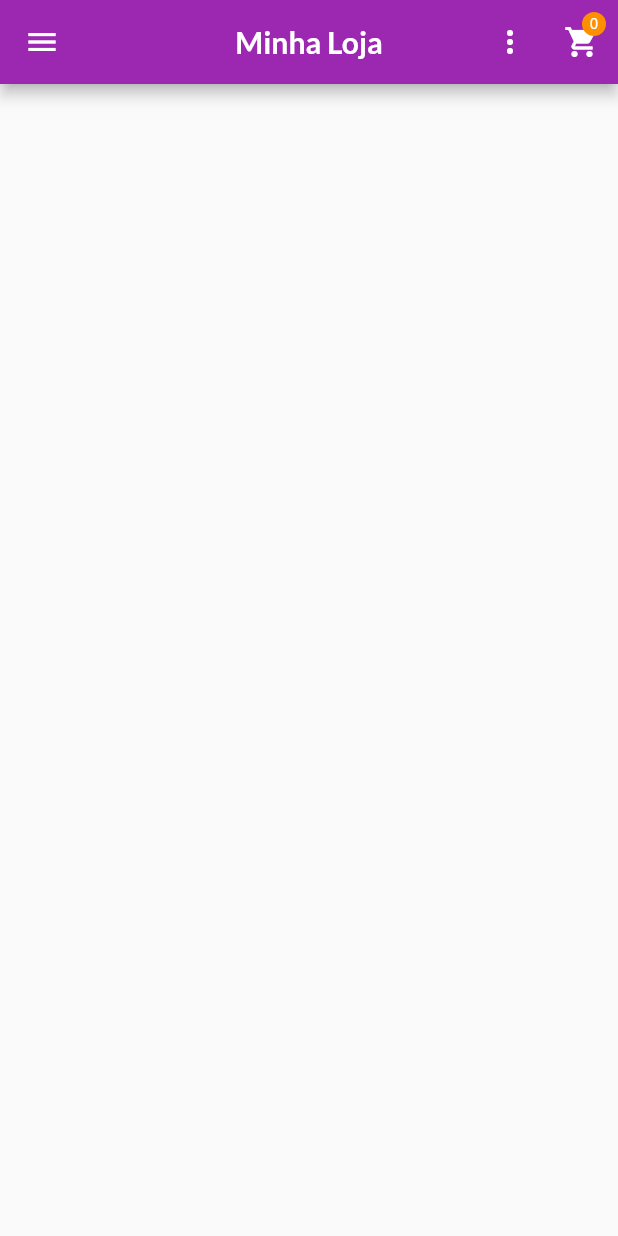
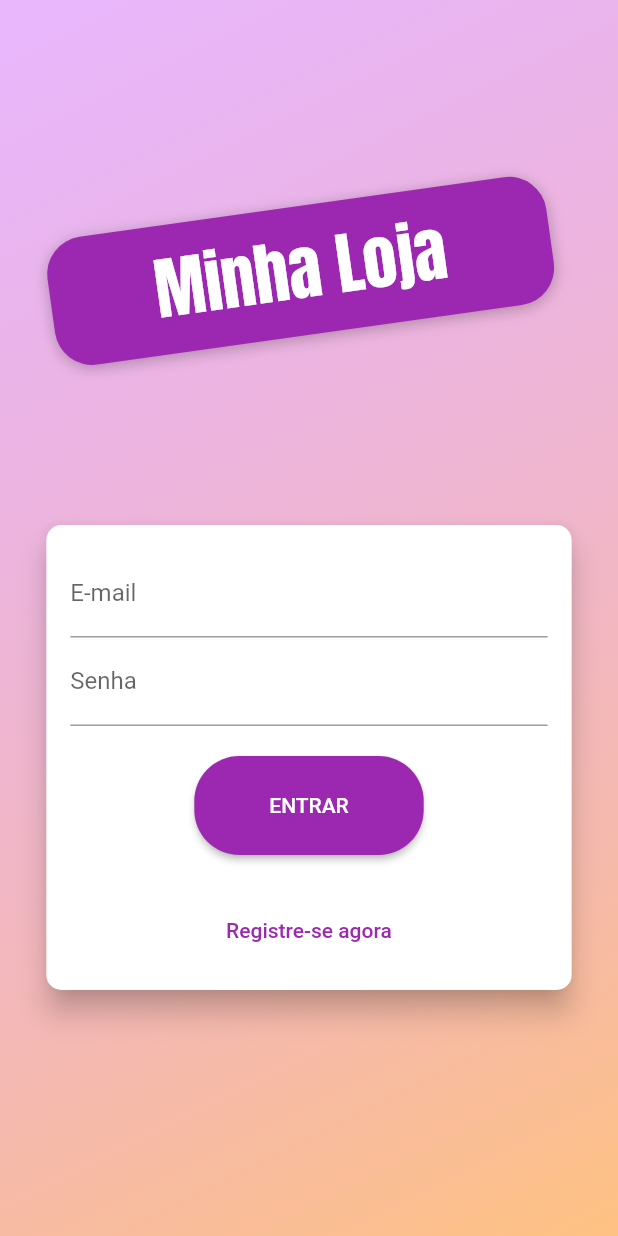
Before and after one commit to jfcbxp/flutter-shop-curso, a Flutter app: the screen it shows after launch, on a phone screen of 412 x 824 dp. Run offline on Flutter 3.47's test engine with Material 2 defaults, Android fonts, the phone set to English and light mode, and no system bars; our stand-ins replace flutter_dotenv.

Commit message:
adicionado tela de login

```diff
--- /dev/null
+++ b/lib/components/auth_form.dart
@@ -0,0 +1,128 @@
+import 'package:flutter/material.dart';
+
+enum AuthMode { SINGUP, LOGIN }
+
+class AuthForm extends StatefulWidget {
+  const AuthForm({super.key});
+
+  @override
+  State<AuthForm> createState() => _AuthFormState();
+}
+
+class _AuthFormState extends State<AuthForm> {
+  final _passwordController = TextEditingController();
+  final _formKey = GlobalKey<FormState>();
+
+  bool _isLoading = false;
+  AuthMode _authMode = AuthMode.LOGIN;
+  Map<String, String> _authData = {'email': '', 'password': ''};
+
+  void _submit() {
+    final isValid = _formKey.currentState?.validate() ?? false;
+
+    if (!isValid) {
+      return;
+    }
+
+    setState(() {
+      _isLoading = true;
+    });
+
+    _formKey.currentState?.save();
+
+    if (_isLoading) {
+    } else {}
+
+    setState(() {
+      _isLoading = false;
+    });
+  }
+
+  bool _isLogin() => _authMode == AuthMode.LOGIN;
+
+  bool _isSingup() => _authMode == AuthMode.SINGUP;
+
+  void _switchAuthMode() {
+    setState(() {
+      if (_isLogin()) {
+        _authMode == AuthMode.SINGUP;
+      } else {
+        _authMode == AuthMode.LOGIN;
+      }
+    });
+  }
+
+  @override
+  Widget build(BuildContext context) {
+    final deviceSize = MediaQuery.of(context).size;
+    return Card(
+      elevation: 8,
+      shape: RoundedRectangleBorder(borderRadius: BorderRadius.circular(10)),
+      child: Container(
+          height: _isLogin() ? 310 : 400,
+          width: deviceSize.width * 0.85,
+          padding: EdgeInsets.all(16),
+          child: Form(
+            key: _formKey,
+            child: Column(children: [
+              TextFormField(
+                  decoration: InputDecoration(labelText: 'E-mail'),
+                  keyboardType: TextInputType.emailAddress,
+                  onSaved: (data) => _authData['email'] = data ?? '',
+                  validator: (data) {
+                    final email = data ?? '';
+                    if (email.trim().isEmpty || !email.contains('@')) {
+                      return 'Informe uma email valido';
+                    }
+                  }),
+              TextFormField(
+                  decoration: InputDecoration(labelText: 'Senha'),
+                  obscureText: true,
+                  keyboardType: TextInputType.emailAddress,
+                  onSaved: (data) => _authData['password'] = data ?? '',
+                  controller: _passwordController,
+                  validator: (data) {
+                    final password = data ?? '';
+                    if (password.trim().isEmpty || password.length < 2) {
+                      return 'Informe uma senha valida';
+                    }
+                  }),
+              if (_isSingup())
+                TextFormField(
+                  decoration: InputDecoration(labelText: 'Confirmar Senha'),
+                  obscureText: true,
+                  keyboardType: TextInputType.emailAddress,
+                  validator: _isLogin()
+                      ? null
+                      : (data) {
+                          final password = data ?? '';
+                          if (password != _passwordController.text) {
+                            return 'Senhas informadas não conferem';
+                          }
+                        },
+                ),
+              SizedBox(
+                height: 20,
+              ),
+              if (_isLoading)
+                CircularProgressIndicator()
+              else
+                ElevatedButton(
+                    style: ElevatedButton.styleFrom(
+                        shape: RoundedRectangleBorder(
+                            borderRadius: BorderRadius.circular(30)),
+                        padding:
+                            EdgeInsets.symmetric(horizontal: 50, vertical: 25)),
+                    onPressed: _submit,
+                    child: Text(
+                        _authMode == AuthMode.LOGIN ? 'ENTRAR' : 'REGISTRAR')),
+              Spacer(),
+              TextButton(
+                  onPressed: _switchAuthMode,
+                  child: Text(
+                      _isLogin() ? 'Registre-se agora' : 'Faça o login agora'))
+            ]),
+          )),
+    );
+  }
+}
--- a/lib/main.dart
+++ b/lib/main.dart
@@ -3,6 +3,7 @@ import 'package:provider/provider.dart';
 import 'package:shop/model/cart.dart';
 import 'package:shop/model/order_list.dart';
 import 'package:shop/model/product_list.dart';
+import 'package:shop/pages/auth_page.dart';
 import 'package:shop/pages/cart_page.dart';
 import 'package:shop/pages/orders_page.dart';
 import 'package:shop/pages/product_datail_page.dart';
@@ -62,6 +63,7 @@ class MyApp extends StatelessWidget {
           AppRoutes.ORDER: (ctx) => OrderPage(),
           AppRoutes.PRODUCT: (ctx) => ProductPage(),
           AppRoutes.PRODUCT_FORM: (ctx) => ProductFormPage(),
+          AppRoutes.AUTH: (ctx) => AuthPage(),
         },
       ),
     );
--- /dev/null
+++ b/lib/pages/auth_page.dart
@@ -0,0 +1,51 @@
+import 'dart:math';
+
+import 'package:flutter/material.dart';
+import 'package:shop/components/auth_form.dart';
+
+class AuthPage extends StatelessWidget {
+  const AuthPage({super.key});
+
+  @override
+  Widget build(BuildContext context) {
+    return Scaffold(
+      body: Stack(children: [
+        Container(
+          decoration: BoxDecoration(
+              gradient: LinearGradient(colors: [
+            Color.fromRGBO(215, 117, 255, 0.5),
+            Color.fromRGBO(255, 188, 117, 0.9)
+          ], begin: Alignment.topLeft, end: Alignment.bottomRight)),
+        ),
+        Container(
+          width: double.infinity,
+          child: Column(
+              mainAxisAlignment: MainAxisAlignment.center,
+              crossAxisAlignment: CrossAxisAlignment.center,
+              children: [
+                Container(
+                  margin: EdgeInsets.only(bottom: 100),
+                  transform: Matrix4.rotationZ(-8 * pi / 180)..translate(-10.0),
+                  padding: EdgeInsets.symmetric(vertical: 10, horizontal: 70),
+                  decoration: BoxDecoration(
+                      boxShadow: [
+                        BoxShadow(
+                            blurRadius: 8,
+                            color: Colors.black26,
+                            offset: Offset(0, 2))
+                      ],
+                      borderRadius: BorderRadius.circular(25),
+                      color: Theme.of(context).colorScheme.primary),
+                  child: Text(
+                    'Minha Loja',
+                    style: TextStyle(
+                        fontSize: 45, fontFamily: 'Anton', color: Colors.white),
+                  ),
+                ),
+                AuthForm()
+              ]),
+        )
+      ]),
+    );
+  }
+}
--- a/lib/utils/app_routes.dart
+++ b/lib/utils/app_routes.dart
@@ -1,8 +1,9 @@
 class AppRoutes {
   static const PRODUCT_DATAIL = '/product-datail';
   static const CART = '/cart';
-  static const HOME = '/';
+  static const HOME = '/home';
   static const ORDER = '/order';
   static const PRODUCT = '/product';
   static const PRODUCT_FORM = '/product-form';
+  static const AUTH = '/';
 }
```
